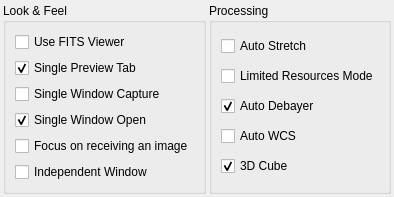
The window that kstars/fitsviewer/opsfits.ui (KDE/kstars) describes before a commit, drawn with Qt 5.
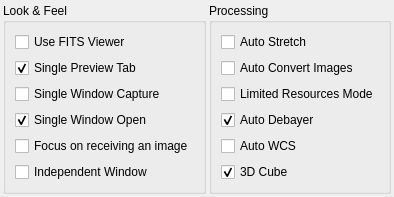
The same window after the commit.

Commit message: Support converting images to FITS

Patch:
```diff
--- a/kstars/fitsviewer/opsfits.ui
+++ b/kstars/fitsviewer/opsfits.ui
@@ -6,8 +6,8 @@
    <rect>
     <x>0</x>
     <y>0</y>
-    <width>335</width>
-    <height>168</height>
+    <width>345</width>
+    <height>193</height>
    </rect>
   </property>
   <layout class="QVBoxLayout" name="verticalLayout_3">
@@ -137,6 +137,16 @@
           </property>
          </widget>
         </item>
+        <item>
+         <widget class="QCheckBox" name="kcfg_AutoImageToFITS">
+          <property name="toolTip">
+           <string>&lt;html&gt;&lt;head/&gt;&lt;body&gt;&lt;p&gt;If an image is received in a non-FITS format and needs to be displayed, attempt to convert it to FITS format.&lt;/p&gt;&lt;p&gt;&lt;br/&gt;&lt;/p&gt;&lt;p&gt;This operation is very CPU and memory intensive.&lt;/p&gt;&lt;/body&gt;&lt;/html&gt;</string>
+          </property>
+          <property name="text">
+           <string>Auto Convert Images</string>
+          </property>
+         </widget>
+        </item>
         <item>
          <widget class="QCheckBox" name="kcfg_LimitedResourcesMode">
           <property name="toolTip">
```
The commit also changes 5 other files.
